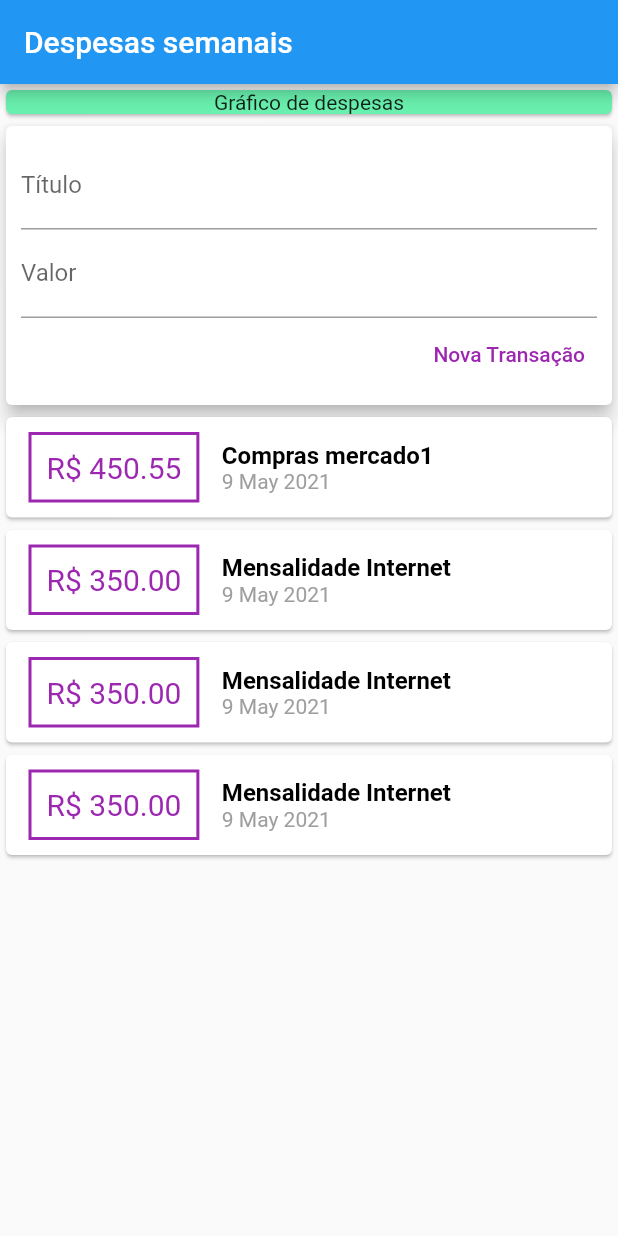
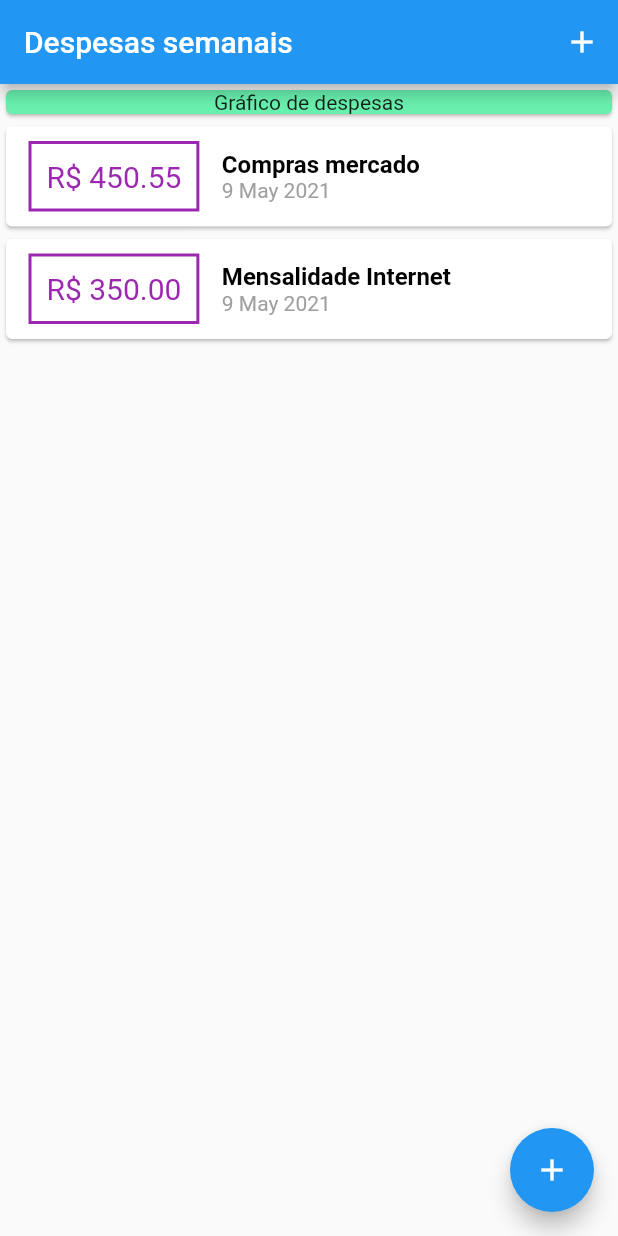
Before and after one commit to richellyitalo/estudos-flutter, a Flutter app: the screen it shows after launch, on a phone screen of 412 x 824 dp. Run offline on Flutter 3.47's test engine with Material 2 defaults, Android fonts, the phone set to English and light mode, and no system bars.

Commit message:
Form cadastro via modal

```diff
--- a/despesas/lib/components/transaction_form.dart
+++ b/despesas/lib/components/transaction_form.dart
@@ -6,6 +6,17 @@ class TransactionForm extends StatelessWidget {
   final void Function(String, double) onSubmit;
 
   TransactionForm(this.onSubmit);
+
+  _submit() {
+    final String title = _titleController.text;
+    final double value = double.tryParse(_valueController.text) ?? 0.0;
+
+    if (title.isEmpty || value <= 0) {
+      return;
+    }
+
+    onSubmit(title, value);
+  }
 
   @override
   Widget build(BuildContext context) {
@@ -19,6 +30,7 @@ class TransactionForm extends StatelessWidget {
               decoration: InputDecoration(
                 labelText: 'Título',
               ),
+              onSubmitted: (_) => _submit(),
             ),
             TextField(
               keyboardType: TextInputType.numberWithOptions(decimal: true),
@@ -26,20 +38,15 @@ class TransactionForm extends StatelessWidget {
               decoration: InputDecoration(
                 labelText: 'Valor',
               ),
+              onSubmitted: (_) => _submit(),
             ),
             Row(
               mainAxisAlignment: MainAxisAlignment.end,
               children: [
                 TextButton(
-                  onPressed: () {
-                    final String title = _titleController.text;
-                    final double value =
-                        double.tryParse(_valueController.text) ?? 0.0;
-
-                    onSubmit(title, value);
-                  },
+                  onPressed: _submit,
                   child: Text(
-                    'Nova Transação',
+                    'Adicionar Transação',
                     style: TextStyle(color: Colors.purple),
                   ),
                 ),
--- a/despesas/lib/components/transaction_user.dart
+++ /dev/null
@@ -1,82 +0,0 @@
-import 'dart:math';
-
-import 'package:flutter/material.dart';
-import 'transaction_list.dart';
-import 'transaction_form.dart';
-import '../models/transaction.dart';
-
-class TransactionUser extends StatefulWidget {
-  @override
-  _TransactionUserState createState() => _TransactionUserState();
-}
-
-class _TransactionUserState extends State<TransactionUser> {
-  final List<Transaction> _transactions = [
-    Transaction(
-        id: 't1',
-        title: 'Compras mercado1',
-        value: 450.55,
-        date: DateTime.now()),
-    Transaction(
-        id: 't2',
-        title: 'Mensalidade Internet',
-        value: 350.00,
-        date: DateTime.now()),
-    Transaction(
-        id: 't2',
-        title: 'Mensalidade Internet',
-        value: 350.00,
-        date: DateTime.now()),
-    Transaction(
-        id: 't2',
-        title: 'Mensalidade Internet',
-        value: 350.00,
-        date: DateTime.now()),
-    Transaction(
-        id: 't2',
-        title: 'Mensalidade Internet',
-        value: 350.00,
-        date: DateTime.now()),
-    Transaction(
-        id: 't2',
-        title: 'Mensalidade Internet',
-        value: 350.00,
-        date: DateTime.now()),
-    Transaction(
-        id: 't2',
-        title: 'Mensalidade Internet',
-        value: 350.00,
-        date: DateTime.now()),
-    Transaction(
-        id: 't2',
-        title: 'Mensalidade Internet',
-        value: 350.00,
-        date: DateTime.now()),
-    Transaction(
-        id: 't2',
-        title: 'Mensalidade Internet',
-        value: 350.00,
-        date: DateTime.now()),
-  ];
-
-  _addTransaction(String title, double value) {
-    final newTransaction = new Transaction(
-      id: Random().nextDouble().toString(),
-      title: title,
-      value: value,
-      date: DateTime.now(),
-    );
-
-    setState(() {
-      _transactions.add(newTransaction);
-    });
-  }
-
-  @override
-  Widget build(BuildContext context) {
-    return Column(children: <Widget>[
-      TransactionForm(_addTransaction),
-      TransactionList(_transactions),
-    ]);
-  }
-}
--- a/despesas/lib/main.dart
+++ b/despesas/lib/main.dart
@@ -1,5 +1,8 @@
+import 'package:despesas/components/transaction_form.dart';
+import 'package:despesas/components/transaction_list.dart';
+import 'package:despesas/models/transaction.dart';
 import 'package:flutter/material.dart';
-import './components/transaction_user.dart';
+import 'dart:math';
 
 main() => runApp(ExpensesApp());
 
@@ -10,11 +13,58 @@ class ExpensesApp extends StatelessWidget {
   }
 }
 
-class HomeApp extends StatelessWidget {
+class HomeApp extends StatefulWidget {
+  @override
+  _HomeAppState createState() => _HomeAppState();
+}
+
+class _HomeAppState extends State<HomeApp> {
+  Future<void> _openModalFormTransaction(BuildContext context) {
+    return showModalBottomSheet(
+        context: context,
+        builder: (context) {
+          return SingleChildScrollView(child: TransactionForm(_addTransaction));
+        });
+  }
+
+  final List<Transaction> _transactions = [
+    Transaction(
+        id: 't1',
+        title: 'Compras mercado',
+        value: 450.55,
+        date: DateTime.now()),
+    Transaction(
+        id: 't2',
+        title: 'Mensalidade Internet',
+        value: 350.00,
+        date: DateTime.now()),
+  ];
+
+  _addTransaction(String title, double value) {
+    final newTransaction = new Transaction(
+      id: Random().nextDouble().toString(),
+      title: title,
+      value: value,
+      date: DateTime.now(),
+    );
+
+    setState(() {
+      _transactions.add(newTransaction);
+    });
+  }
+
   @override
   Widget build(BuildContext context) {
     return Scaffold(
-      appBar: AppBar(title: Text('Despesas semanais')),
+      appBar: AppBar(
+        title: Text('Despesas semanais'),
+        actions: <Widget>[
+          IconButton(
+            icon: Icon(Icons.add),
+            onPressed: () => _openModalFormTransaction(context),
+          ),
+        ],
+      ),
       body: SingleChildScrollView(
         child: Column(
           crossAxisAlignment: CrossAxisAlignment.stretch,
@@ -28,9 +78,13 @@ class HomeApp extends StatelessWidget {
                 ),
               ),
             ),
-            TransactionUser(),
+            TransactionList(_transactions),
           ],
         ),
+      ),
+      floatingActionButton: FloatingActionButton(
+        child: Icon(Icons.add),
+        onPressed: () => _openModalFormTransaction(context),
       ),
     );
   }
```
